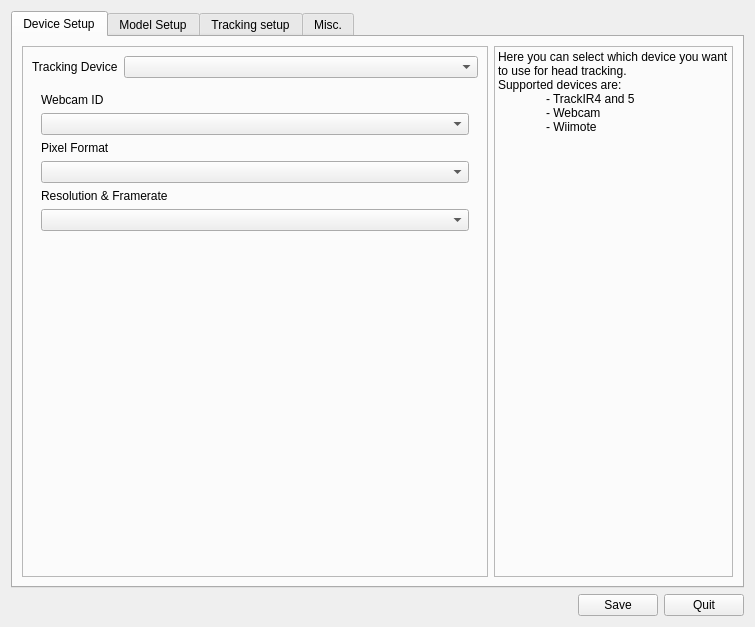
Qt form branches/michal/src/qt_gui/ltr.ui (uglyDwarf/linuxtrack) before a commit.
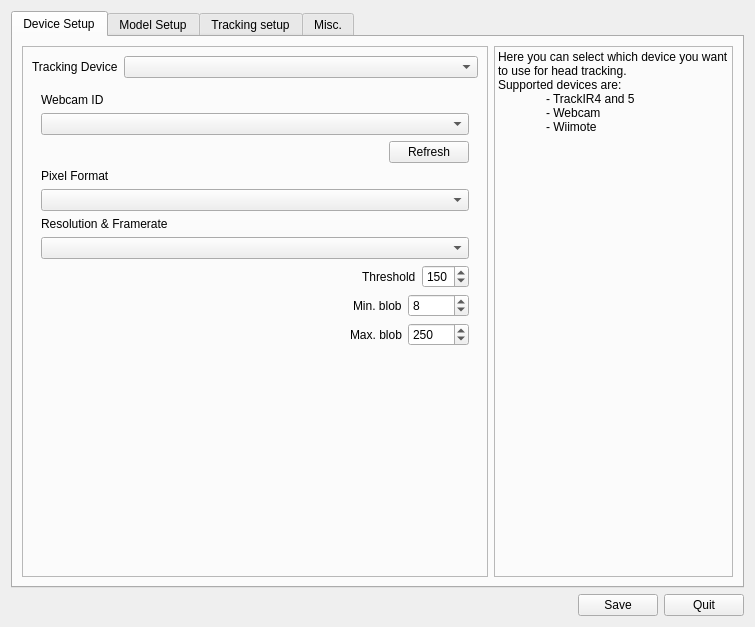
The same form after that commit. Icons and pictures are not drawn.

Diff of the .ui file:
```diff
--- a/branches/michal/src/qt_gui/ltr.ui
+++ b/branches/michal/src/qt_gui/ltr.ui
@@ -68,6 +68,30 @@
                   <item>
                    <widget class="QComboBox" name="WebcamIDs"/>
                   </item>
+                  <item>
+                   <layout class="QHBoxLayout" name="horizontalLayout_11">
+                    <item>
+                     <spacer name="horizontalSpacer">
+                      <property name="orientation">
+                       <enum>Qt::Horizontal</enum>
+                      </property>
+                      <property name="sizeHint" stdset="0">
+                       <size>
+                        <width>40</width>
+                        <height>20</height>
+                       </size>
+                      </property>
+                     </spacer>
+                    </item>
+                    <item>
+                     <widget class="QPushButton" name="RefreshWebcams">
+                      <property name="text">
+                       <string>Refresh</string>
+                      </property>
+                     </widget>
+                    </item>
+                   </layout>
+                  </item>
                   <item>
                    <widget class="QLabel" name="label_14">
                     <property name="text">
@@ -88,6 +112,118 @@
                   <item>
                    <widget class="QComboBox" name="WebcamResolutions"/>
                   </item>
+                  <item>
+                   <layout class="QVBoxLayout" name="verticalLayout_12">
+                    <item>
+                     <layout class="QHBoxLayout" name="horizontalLayout_13">
+                      <item>
+                       <spacer name="horizontalSpacer_4">
+                        <property name="orientation">
+                         <enum>Qt::Horizontal</enum>
+                        </property>
+                        <property name="sizeHint" stdset="0">
+                         <size>
+                          <width>40</width>
+                          <height>20</height>
+                         </size>
+                        </property>
+                       </spacer>
+                      </item>
+                      <item>
+                       <widget class="QLabel" name="label_32">
+                        <property name="text">
+                         <string>Threshold</string>
+                        </property>
+                       </widget>
+                      </item>
+                      <item>
+                       <widget class="QSpinBox" name="WebcamThreshold">
+                        <property name="maximum">
+                         <number>255</number>
+                        </property>
+                        <property name="value">
+                         <number>150</number>
+                        </property>
+                       </widget>
+                      </item>
+                     </layout>
+                    </item>
+                    <item>
+                     <layout class="QHBoxLayout" name="horizontalLayout_14">
+                      <item>
+                       <spacer name="horizontalSpacer_5">
+                        <property name="orientation">
+                         <enum>Qt::Horizontal</enum>
+                        </property>
+                        <property name="sizeHint" stdset="0">
+                         <size>
+                          <width>40</width>
+                          <height>20</height>
+                         </size>
+                        </property>
+                       </spacer>
+                      </item>
+                      <item>
+                       <widget class="QLabel" name="label_40">
+                        <property name="text">
+                         <string>Min. blob</string>
+                        </property>
+                       </widget>
+                      </item>
+                      <item>
+                       <widget class="QSpinBox" name="WebcamMinBlob">
+                        <property name="minimum">
+                         <number>1</number>
+                        </property>
+                        <property name="maximum">
+                         <number>10000</number>
+                        </property>
+                        <property name="value">
+                         <number>8</number>
+                        </property>
+                       </widget>
+                      </item>
+                     </layout>
+                    </item>
+                    <item>
+                     <layout class="QHBoxLayout" name="horizontalLayout_15">
+                      <item>
+                       <spacer name="horizontalSpacer_6">
+                        <property name="orientation">
+                         <enum>Qt::Horizontal</enum>
+                        </property>
+                        <property name="sizeHint" stdset="0">
+                         <size>
+                          <width>40</width>
+                          <height>20</height>
+                         </size>
+                        </property>
+                       </spacer>
+                      </item>
+                      <item>
+                       <widget class="QLabel" name="label_41">
+                        <property name="text">
+                         <string>Max. blob</string>
+                        </property>
+                       </widget>
+                      </item>
+                      <item>
+                       <widget class="QSpinBox" name="WebcamMaxBlob">
+                        <property name="minimum">
+                         <number>1</number>
+                        </property>
+                        <property name="maximum">
+                         <number>10000</number>
+                        </property>
+                        <property name="value">
+                         <number>250</number>
+                        </property>
+                       </widget>
+                      </item>
+                     </layout>
+                    </item>
+                   </layout>
+                  </item>
                   <item>
                    <spacer name="verticalSpacer">
                     <property name="orientation">
```
